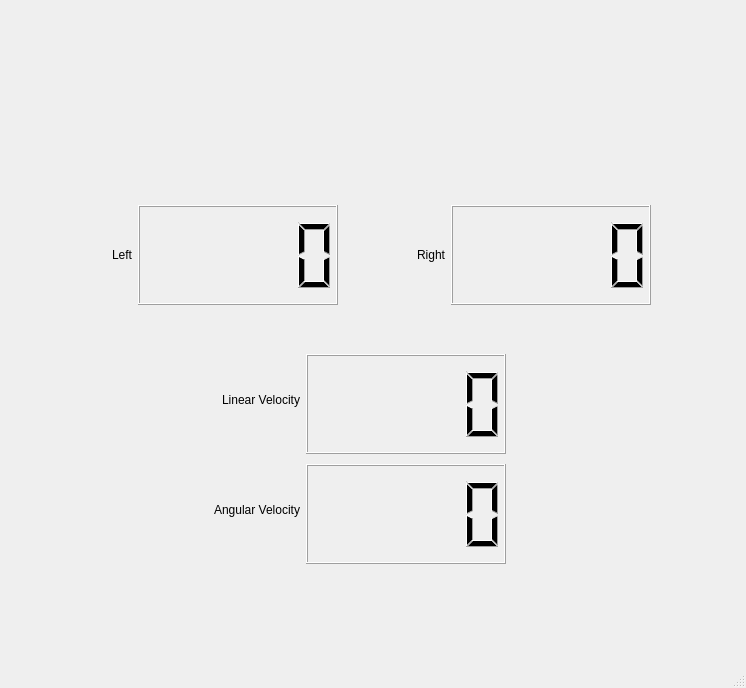
First picture: the form in src/snowbots_ui/src/mainwindow.ui, repository UBC-Snowbots/Snowflake, before the edit.
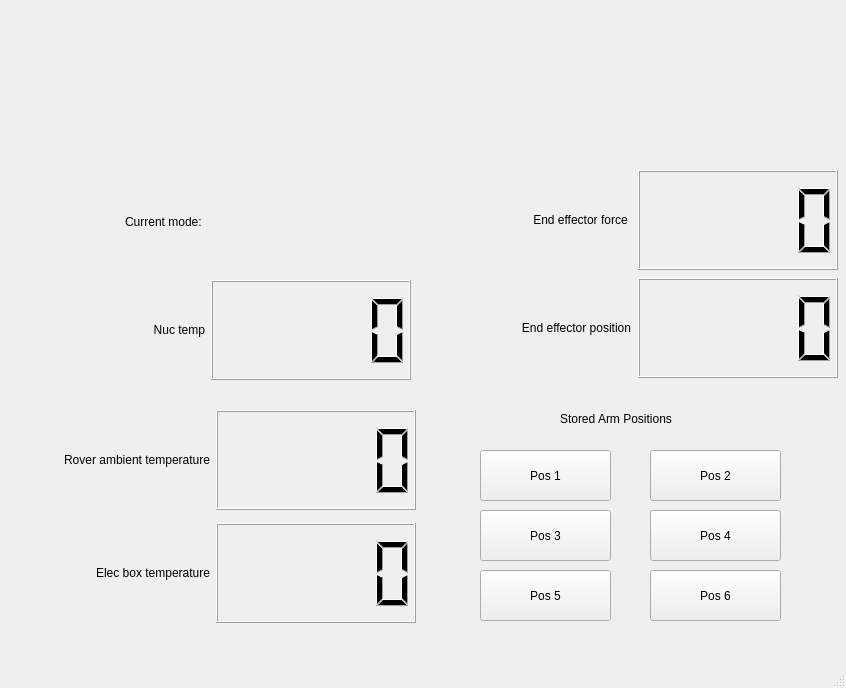
Second picture: the form after the edit. Icons and pictures are not drawn.

Commit message: done with end effector elements and arm buttons

What changed in the file:
```diff
--- a/src/snowbots_ui/src/mainwindow.ui
+++ b/src/snowbots_ui/src/mainwindow.ui
@@ -6,7 +6,7 @@
    <rect>
     <x>0</x>
     <y>0</y>
-    <width>746</width>
+    <width>846</width>
     <height>688</height>
    </rect>
   </property>
@@ -17,9 +17,9 @@
    <widget class="QLabel" name="label_5">
     <property name="geometry">
      <rect>
-      <x>110</x>
+      <x>170</x>
       <y>30</y>
-      <width>491</width>
+      <width>461</width>
       <height>131</height>
      </rect>
     </property>
@@ -36,14 +36,14 @@
    <widget class="QWidget" name="layoutWidget">
     <property name="geometry">
      <rect>
-      <x>30</x>
-      <y>190</y>
-      <width>621</width>
-      <height>131</height>
+      <x>10</x>
+      <y>170</y>
+      <width>401</width>
+      <height>212</height>
      </rect>
     </property>
     <layout class="QGridLayout" name="gridLayout_3">
-     <item row="0" column="0">
+     <item row="0" column="1">
       <layout class="QGridLayout" name="gridLayout" rowminimumheight="0">
        <item row="0" column="0">
         <widget class="QLabel" name="label">
@@ -54,15 +54,15 @@
           </size>
          </property>
          <property name="text">
-          <string>Left</string>
+          <string>Current mode: </string>
          </property>
          <property name="alignment">
-          <set>Qt::AlignRight|Qt::AlignTrailing|Qt::AlignVCenter</set>
+          <set>Qt::AlignLeading|Qt::AlignLeft|Qt::AlignRight|Qt::AlignTrailing|Qt::AlignVCenter</set>
          </property>
         </widget>
        </item>
        <item row="0" column="1">
-        <widget class="QLCDNumber" name="left_lcd">
+        <widget class="QLabel" name="mode_lcd">
          <property name="minimumSize">
           <size>
            <width>200</width>
@@ -73,10 +73,10 @@
        </item>
       </layout>
      </item>
-     <item row="0" column="1">
-      <layout class="QGridLayout" name="gridLayout_2" rowminimumheight="0">
-       <item row="0" column="2">
-        <widget class="QLCDNumber" name="right_lcd">
+     <item row="1" column="1">
+      <layout class="QGridLayout" name="gridLayout_2" rowminimumheight="0,0">
+       <item row="1" column="1">
+        <widget class="QLCDNumber" name="nuc_temp_lcd">
          <property name="minimumSize">
           <size>
            <width>200</width>
@@ -91,7 +91,7 @@
          </property>
         </widget>
        </item>
-       <item row="0" column="1">
+       <item row="1" column="0">
         <widget class="QLabel" name="label_3">
          <property name="maximumSize">
           <size>
@@ -100,7 +100,7 @@
           </size>
          </property>
          <property name="text">
-          <string>Right</string>
+          <string>Nuc temp</string>
          </property>
          <property name="alignment">
           <set>Qt::AlignRight|Qt::AlignTrailing|Qt::AlignVCenter</set>
@@ -114,14 +114,14 @@
    <widget class="QWidget" name="layoutWidget">
     <property name="geometry">
      <rect>
-      <x>100</x>
-      <y>350</y>
+      <x>10</x>
+      <y>410</y>
       <width>408</width>
-      <height>214</height>
+      <height>221</height>
      </rect>
     </property>
     <layout class="QGridLayout" name="gridLayout_4">
-     <item row="0" column="0">
+     <item row="2" column="0">
       <widget class="QLabel" name="label_2">
        <property name="minimumSize">
         <size>
@@ -136,14 +136,14 @@
         </size>
        </property>
        <property name="text">
-        <string>Linear Velocity</string>
+        <string>Rover ambient temperature</string>
        </property>
        <property name="alignment">
         <set>Qt::AlignRight|Qt::AlignTrailing|Qt::AlignVCenter</set>
        </property>
       </widget>
      </item>
-     <item row="1" column="0" rowspan="2">
+     <item row="3" column="0" rowspan="2">
       <widget class="QLabel" name="label_4">
        <property name="minimumSize">
         <size>
@@ -158,7 +158,7 @@
         </size>
        </property>
        <property name="text">
-        <string>Angular Velocity</string>
+        <string>Elec box temperature</string>
        </property>
        <property name="alignment">
         <set>Qt::AlignRight|Qt::AlignTrailing|Qt::AlignVCenter</set>
@@ -181,8 +181,8 @@
        </property>
       </widget>
      </item>
-     <item row="0" column="1" rowspan="2">
-      <widget class="QLCDNumber" name="angular_lcd">
+     <item row="3" column="1" rowspan="2">
+      <widget class="QLCDNumber" name="elec_box_temp_lcd">
        <property name="minimumSize">
         <size>
          <width>200</width>
@@ -199,6 +199,185 @@
      </item>
     </layout>
    </widget>
+   <widget class="QWidget" name="layoutWidget_2">
+    <property name="geometry">
+     <rect>
+      <x>430</x>
+      <y>170</y>
+      <width>411</width>
+      <height>211</height>
+     </rect>
+    </property>
+    <layout class="QGridLayout" name="gridLayout_6">
+     <item row="2" column="0">
+      <widget class="QLabel" name="label_8">
+       <property name="minimumSize">
+        <size>
+         <width>200</width>
+         <height>100</height>
+        </size>
+       </property>
+       <property name="maximumSize">
+        <size>
+         <width>200</width>
+         <height>100</height>
+        </size>
+       </property>
+       <property name="text">
+        <string>End effector force </string>
+       </property>
+       <property name="alignment">
+        <set>Qt::AlignRight|Qt::AlignTrailing|Qt::AlignVCenter</set>
+       </property>
+      </widget>
+     </item>
+     <item row="3" column="0" rowspan="2">
+      <widget class="QLabel" name="label_9">
+       <property name="minimumSize">
+        <size>
+         <width>200</width>
+         <height>100</height>
+        </size>
+       </property>
+       <property name="maximumSize">
+        <size>
+         <width>200</width>
+         <height>100</height>
+        </size>
+       </property>
+       <property name="text">
+        <string>End effector position</string>
+       </property>
+       <property name="alignment">
+        <set>Qt::AlignRight|Qt::AlignTrailing|Qt::AlignVCenter</set>
+       </property>
+      </widget>
+     </item>
+     <item row="2" column="1">
+      <widget class="QLCDNumber" name="end_effector_force_feedback_lcd">
+       <property name="minimumSize">
+        <size>
+         <width>200</width>
+         <height>100</height>
+        </size>
+       </property>
+       <property name="maximumSize">
+        <size>
+         <width>200</width>
+         <height>100</height>
+        </size>
+       </property>
+      </widget>
+     </item>
+     <item row="3" column="1" rowspan="2">
+      <widget class="QLCDNumber" name="end_effector__pos_feedback_lcd">
+       <property name="minimumSize">
+        <size>
+         <width>200</width>
+         <height>100</height>
+        </size>
+       </property>
+       <property name="maximumSize">
+        <size>
+         <width>200</width>
+         <height>100</height>
+        </size>
+       </property>
+      </widget>
+     </item>
+    </layout>
+   </widget>
+   <widget class="QPushButton" name="Pos1_button">
+    <property name="geometry">
+     <rect>
+      <x>480</x>
+      <y>450</y>
+      <width>131</width>
+      <height>51</height>
+     </rect>
+    </property>
+    <property name="text">
+     <string>Pos 1</string>
+    </property>
+   </widget>
+   <widget class="QPushButton" name="Pos2_button">
+    <property name="geometry">
+     <rect>
+      <x>650</x>
+      <y>450</y>
+      <width>131</width>
+      <height>51</height>
+     </rect>
+    </property>
+    <property name="text">
+     <string>Pos 2</string>
+    </property>
+   </widget>
+   <widget class="QPushButton" name="Pos3_button">
+    <property name="geometry">
+     <rect>
+      <x>650</x>
+      <y>510</y>
+      <width>131</width>
+      <height>51</height>
+     </rect>
+    </property>
+    <property name="text">
+     <string>Pos 4</string>
+    </property>
+   </widget>
+   <widget class="QPushButton" name="Pos4_button">
+    <property name="geometry">
+     <rect>
+      <x>480</x>
+      <y>510</y>
+      <width>131</width>
+      <height>51</height>
+     </rect>
+    </property>
+    <property name="text">
+     <string>Pos 3</string>
+    </property>
+   </widget>
+   <widget class="QPushButton" name="Pos5_button">
+    <property name="geometry">
+     <rect>
+      <x>650</x>
+      <y>570</y>
+      <width>131</width>
+      <height>51</height>
+     </rect>
+    </property>
+    <property name="text">
+     <string>Pos 6</string>
+    </property>
+   </widget>
+   <widget class="QPushButton" name="Pos6_button">
+    <property name="geometry">
+     <rect>
+      <x>480</x>
+      <y>570</y>
+      <width>131</width>
+      <height>51</height>
+     </rect>
+    </property>
+    <property name="text">
+     <string>Pos 5</string>
+    </property>
+   </widget>
+   <widget class="QLabel" name="label_10">
+    <property name="geometry">
+     <rect>
+      <x>560</x>
+      <y>410</y>
+      <width>161</width>
+      <height>17</height>
+     </rect>
+    </property>
+    <property name="text">
+     <string>Stored Arm Positions</string>
+    </property>
+   </widget>
   </widget>
   <widget class="QMenuBar" name="menubar">
    <property name="geometry">
```
Left out of the diff: 4 changed lines with no effect on the pictures. The commit also changes 1 other file.
